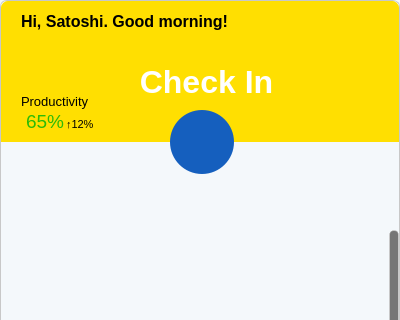
smartywebdev0119/gray_Tracker, file dialog.ui: the form before one commit; both pictures show x 0 to 400 and y 0 to 320 of the 400 by 700 pixel window.
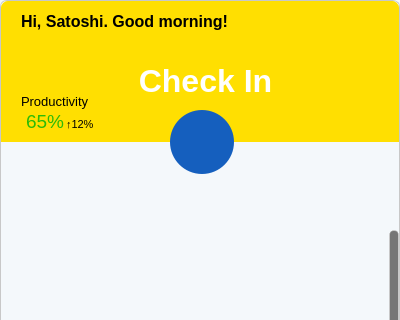
The form after the commit. Icons and pictures are not drawn.

Diff of the .ui file:
```diff
--- a/dialog.ui
+++ b/dialog.ui
@@ -196,33 +196,6 @@
      <string/>
     </property>
    </widget>
-   <widget class="QLabel" name="le_curTime">
-    <property name="geometry">
-     <rect>
-      <x>110</x>
-      <y>60</y>
-      <width>191</width>
-      <height>41</height>
-     </rect>
-    </property>
-    <property name="font">
-     <font>
-      <family>Yu Gothic UI</family>
-      <pointsize>24</pointsize>
-      <weight>75</weight>
-      <bold>true</bold>
-     </font>
-    </property>
-    <property name="styleSheet">
-     <string notr="true">color: rgb(255, 255, 255);</string>
-    </property>
-    <property name="text">
-     <string>Check In</string>
-    </property>
-    <property name="alignment">
-     <set>Qt::AlignCenter</set>
-    </property>
-   </widget>
    <widget class="QLabel" name="label_5">
     <property name="geometry">
      <rect>
@@ -707,6 +680,35 @@
     <enum>Qt::Vertical</enum>
    </property>
   </widget>
+  <widget class="QLabel" name="le_curTime">
+   <property name="geometry">
+    <rect>
+     <x>110</x>
+     <y>60</y>
+     <width>191</width>
+     <height>41</height>
+    </rect>
+   </property>
+   <property name="font">
+    <font>
+     <family>Yu Gothic UI</family>
+     <pointsize>24</pointsize>
+     <weight>75</weight>
+     <bold>true</bold>
+    </font>
+   </property>
+   <property name="styleSheet">
+    <string notr="true">color: rgb(255, 255, 255);
+background-color: rgba(255, 255, 255, 0);
+border: none;</string>
+   </property>
+   <property name="text">
+    <string>Check In</string>
+   </property>
+   <property name="alignment">
+    <set>Qt::AlignCenter</set>
+   </property>
+  </widget>
  </widget>
  <resources>
   <include location="resource.qrc"/>
```
Left out of the diff: 2 changed lines with no effect on the pictures.
